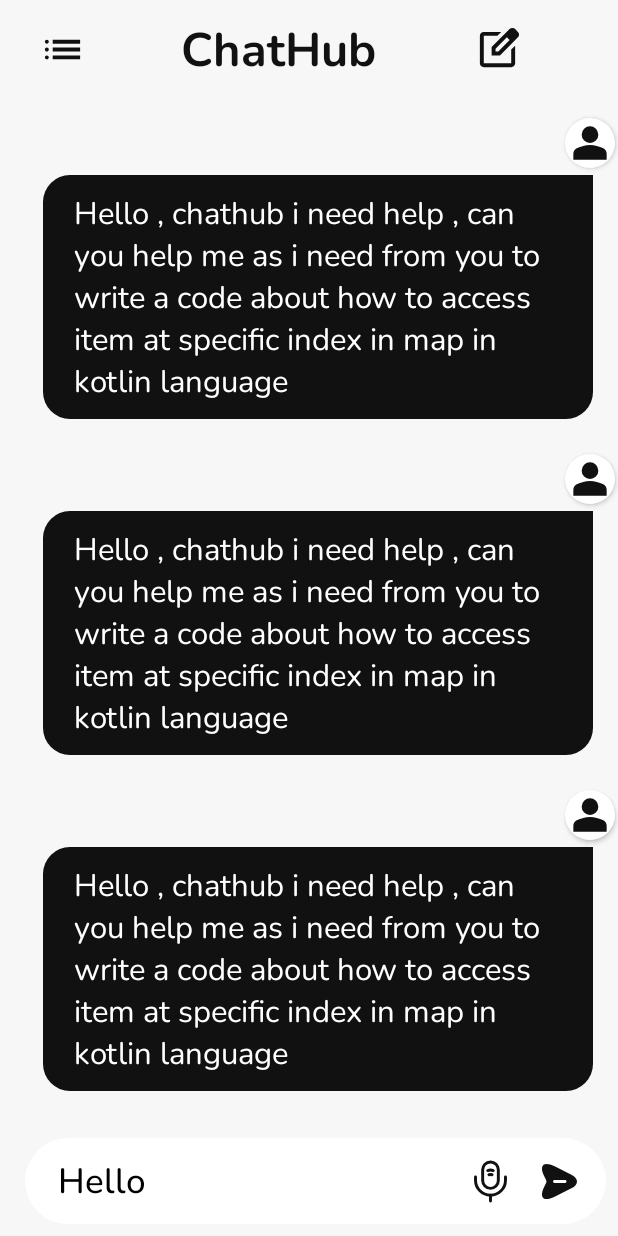
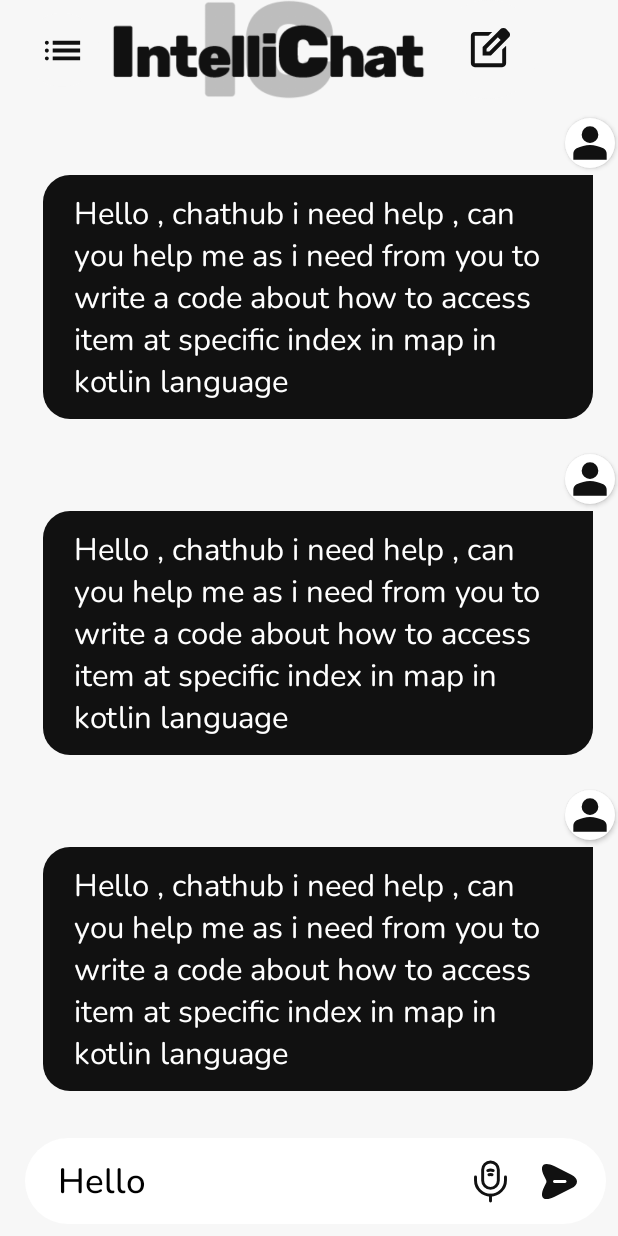
Before and after one commit to AhmedEl-Malky/IntelliChat, an Android app: the layout activity_main.xml on its own in the app's theme, with its tools: preview values and no code run, on a phone screen of 412 x 824 dp. Run offline under Robolectric (Android 15) with nearby library versions, the phone set to English and light mode, and no system bars.

Commit message:
change to IntelliChat

```diff
--- a/app/src/main/java/com/elmalky/chathub/UI/MainActivity.kt
+++ b/app/src/main/java/com/elmalky/chathub/UI/MainActivity.kt
@@ -2,6 +2,8 @@ package com.elmalky.chathub.UI
 
 import android.os.Bundle
 import android.speech.tts.TextToSpeech
+import android.speech.tts.Voice
+import android.util.Log
 import android.view.View
 import androidx.activity.viewModels
 import androidx.appcompat.app.AppCompatActivity
@@ -27,13 +29,6 @@ class MainActivity : AppCompatActivity(), TextToSpeech.OnInitListener {
         binder.menuBtn.setOnClickListener {
             binder.drawerLayout.openDrawer(binder.navigationDrawer)
         }
-//        viewModel.botChat.observe(this) {
-//            Log.i("Tag", it)
-//        }
-//        viewModel.items.observe(this){
-//            Log.i("Tag",it.toString())
-//        }
-
     }
 
     override fun onInit(status: Int) {
@@ -42,12 +37,15 @@ class MainActivity : AppCompatActivity(), TextToSpeech.OnInitListener {
     }
 
     fun speakOut(view: View) {
-//        for (voice:Voice in tts.voices){
-//                if(voice.name == "en-gb-x-rjs#male_2-local") {
-//                    tts.voice = voice
-//                    break
-//                }
-//        }
+        var i = 0
+        for (voice: Voice in tts.voices) {
+            if (voice.name == "en-us-x-sfg-network") {
+                Log.i("Voicettttt", i.toString())
+                tts.voice = voice
+                break
+            }
+            i++
+        }
         viewModel.botChat.observe(this) {
             tts.speak(it, TextToSpeech.QUEUE_FLUSH, null)
         }
--- a/app/src/main/res/layout-sw320dp/activity_main.xml
+++ b/app/src/main/res/layout-sw320dp/activity_main.xml
@@ -32,18 +32,26 @@
                 app:layout_constraintStart_toStartOf="parent"
                 app:layout_constraintTop_toTopOf="parent">
 
-                <TextView
-                    android:id="@+id/textView"
+                <!--                <TextView-->
+                <!--                    android:id="@+id/textView"-->
+                <!--                    android:layout_width="0dp"-->
+                <!--                    android:layout_height="0dp"-->
+                <!--                    android:fontFamily="@font/nunito_bold"-->
+                <!--                    android:gravity="center"-->
+                <!--                    android:text="ChatHub"-->
+                <!--                    android:textColor="@color/tint_black"-->
+                <!--                    android:textSize="@dimen/_24sdp"-->
+                <!--                    app:layout_constraintBottom_toBottomOf="parent"-->
+                <!--                    app:layout_constraintEnd_toStartOf="@+id/vguideline33"-->
+                <!--                    app:layout_constraintStart_toEndOf="@+id/menu_btn"-->
+                <!--                    app:layout_constraintTop_toTopOf="parent" />-->
+                <ImageView
                     android:layout_width="0dp"
                     android:layout_height="0dp"
-                    android:fontFamily="@font/nunito_bold"
-                    android:gravity="center"
-                    android:text="ChatHub"
-                    android:textColor="@color/tint_black"
-                    android:textSize="@dimen/_24sdp"
+                    style="@style/logo"
                     app:layout_constraintBottom_toBottomOf="parent"
-                    app:layout_constraintEnd_toStartOf="@+id/vguideline33"
-                    app:layout_constraintStart_toEndOf="@+id/menu_btn"
+                    app:layout_constraintEnd_toStartOf="@+id/imageButton"
+                    app:layout_constraintStart_toStartOf="@+id/vguideline32"
                     app:layout_constraintTop_toTopOf="parent" />
 
                 <ImageButton
@@ -59,6 +67,7 @@
                     app:layout_constraintTop_toTopOf="parent" />
 
                 <ImageButton
+                    android:id="@+id/imageButton"
                     android:layout_width="0dp"
                     android:layout_height="0dp"
                     android:background="@drawable/menu_icon_background"
--- a/app/src/main/res/layout-sw480dp/activity_main.xml
+++ b/app/src/main/res/layout-sw480dp/activity_main.xml
@@ -32,18 +32,26 @@
                 app:layout_constraintStart_toStartOf="parent"
                 app:layout_constraintTop_toTopOf="parent">
 
-                <TextView
-                    android:id="@+id/textView"
+                <!--                <TextView-->
+                <!--                    android:id="@+id/textView"-->
+                <!--                    android:layout_width="0dp"-->
+                <!--                    android:layout_height="0dp"-->
+                <!--                    android:fontFamily="@font/nunito_bold"-->
+                <!--                    android:gravity="center"-->
+                <!--                    android:text="ChatHub"-->
+                <!--                    android:textColor="@color/tint_black"-->
+                <!--                    android:textSize="@dimen/_24sdp"-->
+                <!--                    app:layout_constraintBottom_toBottomOf="parent"-->
+                <!--                    app:layout_constraintEnd_toStartOf="@+id/vguideline33"-->
+                <!--                    app:layout_constraintStart_toEndOf="@+id/menu_btn"-->
+                <!--                    app:layout_constraintTop_toTopOf="parent" />-->
+                <ImageView
                     android:layout_width="0dp"
                     android:layout_height="0dp"
-                    android:fontFamily="@font/nunito_bold"
-                    android:gravity="center"
-                    android:text="ChatHub"
-                    android:textColor="@color/tint_black"
-                    android:textSize="@dimen/_24sdp"
+                    style="@style/logo"
                     app:layout_constraintBottom_toBottomOf="parent"
-                    app:layout_constraintEnd_toStartOf="@+id/vguideline33"
-                    app:layout_constraintStart_toEndOf="@+id/menu_btn"
+                    app:layout_constraintEnd_toStartOf="@+id/imageButton"
+                    app:layout_constraintStart_toStartOf="@+id/vguideline32"
                     app:layout_constraintTop_toTopOf="parent" />
 
                 <ImageButton
@@ -59,6 +67,7 @@
                     app:layout_constraintTop_toTopOf="parent" />
 
                 <ImageButton
+                    android:id="@+id/imageButton"
                     android:layout_width="0dp"
                     android:layout_height="0dp"
                     android:background="@drawable/menu_icon_background"
--- a/app/src/main/res/layout-sw600dp/activity_main.xml
+++ b/app/src/main/res/layout-sw600dp/activity_main.xml
@@ -32,18 +32,26 @@
                 app:layout_constraintStart_toStartOf="parent"
                 app:layout_constraintTop_toTopOf="parent">
 
-                <TextView
-                    android:id="@+id/textView"
+                <!--                <TextView-->
+                <!--                    android:id="@+id/textView"-->
+                <!--                    android:layout_width="0dp"-->
+                <!--                    android:layout_height="0dp"-->
+                <!--                    android:fontFamily="@font/nunito_bold"-->
+                <!--                    android:gravity="center"-->
+                <!--                    android:text="ChatHub"-->
+                <!--                    android:textColor="@color/tint_black"-->
+                <!--                    android:textSize="@dimen/_24sdp"-->
+                <!--                    app:layout_constraintBottom_toBottomOf="parent"-->
+                <!--                    app:layout_constraintEnd_toStartOf="@+id/vguideline33"-->
+                <!--                    app:layout_constraintStart_toEndOf="@+id/menu_btn"-->
+                <!--                    app:layout_constraintTop_toTopOf="parent" />-->
+                <ImageView
                     android:layout_width="0dp"
                     android:layout_height="0dp"
-                    android:fontFamily="@font/nunito_bold"
-                    android:gravity="center"
-                    android:text="ChatHub"
-                    android:textColor="@color/tint_black"
-                    android:textSize="@dimen/_24sdp"
+                    style="@style/logo"
                     app:layout_constraintBottom_toBottomOf="parent"
-                    app:layout_constraintEnd_toStartOf="@+id/vguideline33"
-                    app:layout_constraintStart_toEndOf="@+id/menu_btn"
+                    app:layout_constraintEnd_toStartOf="@+id/imageButton"
+                    app:layout_constraintStart_toStartOf="@+id/vguideline32"
                     app:layout_constraintTop_toTopOf="parent" />
 
                 <ImageButton
@@ -59,6 +67,7 @@
                     app:layout_constraintTop_toTopOf="parent" />
 
                 <ImageButton
+                    android:id="@+id/imageButton"
                     android:layout_width="0dp"
                     android:layout_height="0dp"
                     android:background="@drawable/menu_icon_background"
--- a/app/src/main/res/layout-sw720dp/activity_main.xml
+++ b/app/src/main/res/layout-sw720dp/activity_main.xml
@@ -32,18 +32,26 @@
                 app:layout_constraintStart_toStartOf="parent"
                 app:layout_constraintTop_toTopOf="parent">
 
-                <TextView
-                    android:id="@+id/textView"
+                <!--                <TextView-->
+                <!--                    android:id="@+id/textView"-->
+                <!--                    android:layout_width="0dp"-->
+                <!--                    android:layout_height="0dp"-->
+                <!--                    android:fontFamily="@font/nunito_bold"-->
+                <!--                    android:gravity="center"-->
+                <!--                    android:text="ChatHub"-->
+                <!--                    android:textColor="@color/tint_black"-->
+                <!--                    android:textSize="@dimen/_24sdp"-->
+                <!--                    app:layout_constraintBottom_toBottomOf="parent"-->
+                <!--                    app:layout_constraintEnd_toStartOf="@+id/vguideline33"-->
+                <!--                    app:layout_constraintStart_toEndOf="@+id/menu_btn"-->
+                <!--                    app:layout_constraintTop_toTopOf="parent" />-->
+                <ImageView
                     android:layout_width="0dp"
                     android:layout_height="0dp"
-                    android:fontFamily="@font/nunito_bold"
-                    android:gravity="center"
-                    android:text="ChatHub"
-                    android:textColor="@color/tint_black"
-                    android:textSize="@dimen/_24sdp"
+                    style="@style/logo"
                     app:layout_constraintBottom_toBottomOf="parent"
-                    app:layout_constraintEnd_toStartOf="@+id/vguideline33"
-                    app:layout_constraintStart_toEndOf="@+id/menu_btn"
+                    app:layout_constraintEnd_toStartOf="@+id/imageButton"
+                    app:layout_constraintStart_toStartOf="@+id/vguideline32"
                     app:layout_constraintTop_toTopOf="parent" />
 
                 <ImageButton
@@ -59,6 +67,7 @@
                     app:layout_constraintTop_toTopOf="parent" />
 
                 <ImageButton
+                    android:id="@+id/imageButton"
                     android:layout_width="0dp"
                     android:layout_height="0dp"
                     android:background="@drawable/menu_icon_background"
--- a/app/src/main/res/layout/activity_main.xml
+++ b/app/src/main/res/layout/activity_main.xml
@@ -32,18 +32,26 @@
                 app:layout_constraintStart_toStartOf="parent"
                 app:layout_constraintTop_toTopOf="parent">
 
-                <TextView
-                    android:id="@+id/textView"
+                <!--                <TextView-->
+                <!--                    android:id="@+id/textView"-->
+                <!--                    android:layout_width="0dp"-->
+                <!--                    android:layout_height="0dp"-->
+                <!--                    android:fontFamily="@font/nunito_bold"-->
+                <!--                    android:gravity="center"-->
+                <!--                    android:text="ChatHub"-->
+                <!--                    android:textColor="@color/tint_black"-->
+                <!--                    android:textSize="@dimen/_24sdp"-->
+                <!--                    app:layout_constraintBottom_toBottomOf="parent"-->
+                <!--                    app:layout_constraintEnd_toStartOf="@+id/vguideline33"-->
+                <!--                    app:layout_constraintStart_toEndOf="@+id/menu_btn"-->
+                <!--                    app:layout_constraintTop_toTopOf="parent" />-->
+                <ImageView
                     android:layout_width="0dp"
                     android:layout_height="0dp"
-                    android:fontFamily="@font/nunito_bold"
-                    android:gravity="center"
-                    android:text="ChatHub"
-                    android:textColor="@color/tint_black"
-                    android:textSize="@dimen/_24sdp"
+                    style="@style/logo"
                     app:layout_constraintBottom_toBottomOf="parent"
-                    app:layout_constraintEnd_toStartOf="@+id/vguideline33"
-                    app:layout_constraintStart_toEndOf="@+id/menu_btn"
+                    app:layout_constraintEnd_toStartOf="@+id/imageButton"
+                    app:layout_constraintStart_toStartOf="@+id/vguideline32"
                     app:layout_constraintTop_toTopOf="parent" />
 
                 <ImageButton
@@ -59,6 +67,7 @@
                     app:layout_constraintTop_toTopOf="parent" />
 
                 <ImageButton
+                    android:id="@+id/imageButton"
                     android:layout_width="0dp"
                     android:layout_height="0dp"
                     android:background="@drawable/menu_icon_background"
--- a/app/src/main/res/values-night/themes.xml
+++ b/app/src/main/res/values-night/themes.xml
@@ -12,4 +12,8 @@
         <item name="android:statusBarColor">@color/white</item>
         <item name="android:windowLightStatusBar">false</item>
     </style>
+
+    <style name="logo">
+        <item name="android:src">@drawable/light_logo</item>
+    </style>
 </resources>
--- a/app/src/main/res/values/strings.xml
+++ b/app/src/main/res/values/strings.xml
@@ -1,3 +1,3 @@
 <resources>
-    <string name="app_name">ChatHub</string>
+    <string name="app_name">IntelliChat</string>
 </resources>
--- a/app/src/main/res/values/themes.xml
+++ b/app/src/main/res/values/themes.xml
@@ -24,4 +24,8 @@
         <item name="android:paddingVertical">@dimen/_8sdp</item>
         <item name="android:layout_width">wrap_content</item>
     </style>
+
+    <style name="logo">
+        <item name="android:src">@drawable/dark_logo</item>
+    </style>
 </resources>
```
Also changed, not shown: app/src/main/res/drawable/dark_logo.png (added), app/src/main/res/drawable/light_logo.png (added).
